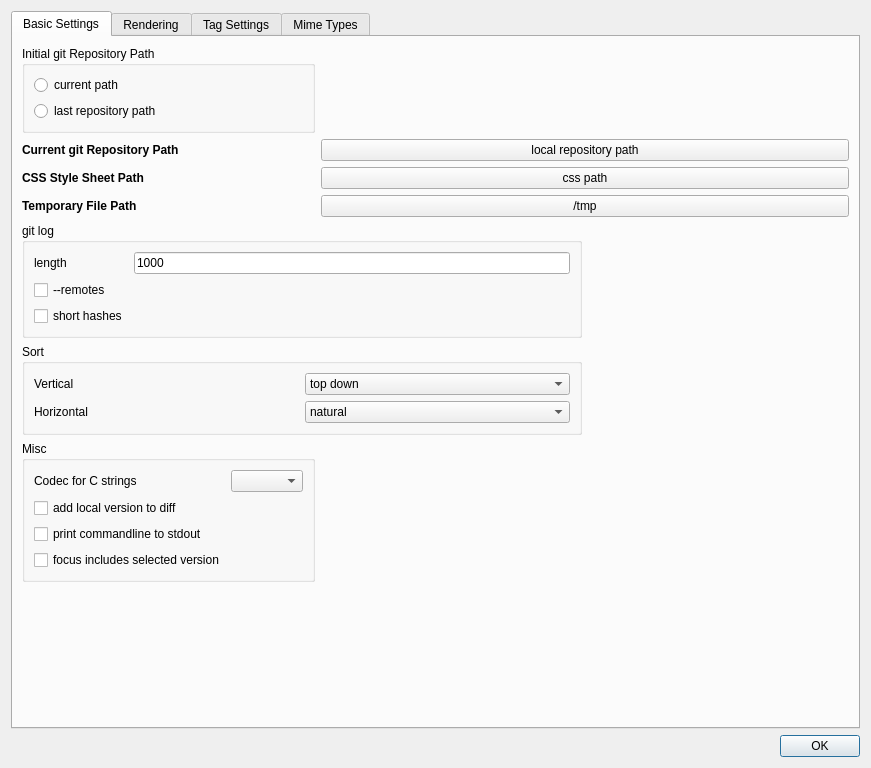
wtr9987/gvtree, file gvtree_preferences.ui: the form before one commit.
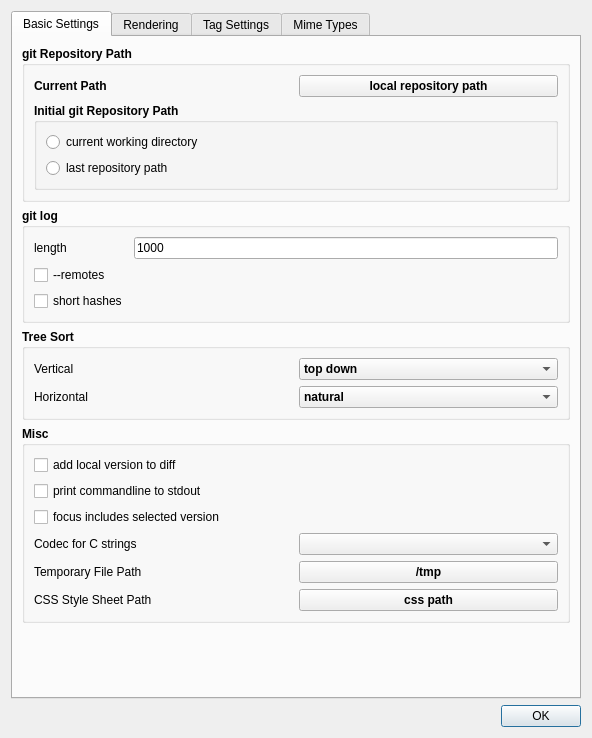
The form after the commit. Icons and pictures are not drawn. Custom widgets are drawn as their Qt base class.

```diff
--- a/gvtree_preferences.ui
+++ b/gvtree_preferences.ui
@@ -6,10 +6,16 @@
    <rect>
     <x>0</x>
     <y>0</y>
-    <width>871</width>
-    <height>768</height>
+    <width>592</width>
+    <height>738</height>
    </rect>
   </property>
+  <property name="sizePolicy">
+   <sizepolicy hsizetype="MinimumExpanding" vsizetype="MinimumExpanding">
+    <horstretch>0</horstretch>
+    <verstretch>0</verstretch>
+   </sizepolicy>
+  </property>
   <property name="windowTitle">
    <string>Preferences</string>
   </property>
@@ -47,185 +53,14 @@
        <string>Basic Settings</string>
       </attribute>
       <layout class="QGridLayout" name="gridLayout_2">
-       <item row="0" column="1">
-        <widget class="QGroupBox" name="gbRepoPath">
-         <property name="toolTip">
-          <string>If no repository path is set with -r use the current one or the repository of the last session.</string>
-         </property>
-         <property name="title">
-          <string>Initial git Repository Path</string>
-         </property>
-         <layout class="QVBoxLayout" name="verticalLayout_4">
-          <item>
-           <widget class="QRadioButton" name="rbCurrentPathRepo">
-            <property name="toolTip">
-             <string>If this option is selected the current path, when starting gvtree is looked up for a local git repository.</string>
-            </property>
-            <property name="text">
-             <string>current path</string>
-            </property>
-           </widget>
-          </item>
-          <item>
-           <widget class="QRadioButton" name="rbLastRepo">
-            <property name="toolTip">
-             <string>If this option is selected the git repository used in the last gvtree session is used.</string>
-            </property>
-            <property name="text">
-             <string>last repository path</string>
-            </property>
-           </widget>
-          </item>
-         </layout>
-        </widget>
-       </item>
-       <item row="21" column="1">
-        <spacer name="verticalSpacer">
-         <property name="orientation">
-          <enum>Qt::Vertical</enum>
-         </property>
-         <property name="sizeHint" stdset="0">
-          <size>
-           <width>20</width>
-           <height>40</height>
-          </size>
-         </property>
-        </spacer>
-       </item>
-       <item row="4" column="1">
-        <widget class="QLabel" name="lbTempPath">
-         <property name="font">
-          <font>
-           <weight>75</weight>
-           <bold>true</bold>
-          </font>
-         </property>
-         <property name="text">
-          <string>Temporary File Path</string>
-         </property>
-        </widget>
-       </item>
-       <item row="4" column="2" colspan="2">
-        <widget class="QPushButton" name="pbTempPath">
-         <property name="toolTip">
-          <string>The path to store temporary files to. When comparing files a temporary copy is created in this directory with the file name pattern [git-hash]_[process id].[file extension]. When the program exits (regulary) the temporary files are cleaned up. The recommended path is /tmp.</string>
-         </property>
-         <property name="text">
-          <string>/tmp</string>
-         </property>
-        </widget>
-       </item>
-       <item row="2" column="1">
-        <widget class="QLabel" name="lbCurrentLocalRepositoryPath">
-         <property name="font">
-          <font>
-           <weight>75</weight>
-           <bold>true</bold>
-          </font>
-         </property>
-         <property name="text">
-          <string>Current git Repository Path</string>
-         </property>
-        </widget>
-       </item>
-       <item row="2" column="2" colspan="2">
-        <widget class="QPushButton" name="pbLocalRepositoryPath">
-         <property name="toolTip">
-          <string>The path of the current local repository.</string>
-         </property>
-         <property name="text">
-          <string>local repository path</string>
-         </property>
-        </widget>
-       </item>
-       <item row="3" column="2" colspan="2">
-        <widget class="QPushButton" name="pbCssPath">
-         <property name="text">
-          <string>css path</string>
-         </property>
-        </widget>
-       </item>
-       <item row="3" column="1">
-        <widget class="QLabel" name="lbCssPath">
-         <property name="font">
-          <font>
-           <weight>75</weight>
-           <bold>true</bold>
-          </font>
-         </property>
-         <property name="text">
-          <string>CSS Style Sheet Path</string>
-         </property>
-        </widget>
-       </item>
-       <item row="15" column="1" colspan="2">
-        <widget class="QGroupBox" name="gbSort">
-         <property name="title">
-          <string>Sort</string>
-         </property>
-         <layout class="QGridLayout" name="gridLayout_10">
-          <item row="0" column="0">
-           <widget class="QLabel" name="lbVerticalSort">
-            <property name="text">
-             <string>Vertical</string>
-            </property>
-           </widget>
-          </item>
-          <item row="2" column="0">
-           <widget class="QLabel" name="lbHorizontalSort">
-            <property name="text">
-             <string>Horizontal</string>
-            </property>
-           </widget>
-          </item>
-          <item row="2" column="1">
-           <widget class="QComboBox" name="horizontal_sort">
-            <item>
-             <property name="text">
-              <string>natural</string>
-             </property>
-            </item>
-            <item>
-             <property name="text">
-              <string>weight ascending</string>
-             </property>
-            </item>
-            <item>
-             <property name="text">
-              <string>weight descending</string>
-             </property>
-            </item>
-            <item>
-             <property name="text">
-              <string>commit date ascending</string>
-             </property>
-            </item>
-            <item>
-             <property name="text">
-              <string>commit date descending</string>
-             </property>
-            </item>
-           </widget>
-          </item>
-          <item row="0" column="1">
-           <widget class="QComboBox" name="top_down_sort">
-            <item>
-             <property name="text">
-              <string>top down</string>
-             </property>
-            </item>
-            <item>
-             <property name="text">
-              <string>bottom up</string>
-             </property>
-            </item>
-           </widget>
-          </item>
-         </layout>
-        </widget>
-       </item>
-       <item row="5" column="1" colspan="2">
+       <item row="9" column="1">
         <widget class="QGroupBox" name="gbGitLog">
+         <property name="font">
+          <font>
+           <weight>75</weight>
+           <bold>true</bold>
+          </font>
+         </property>
          <property name="title">
           <string>git log</string>
          </property>
@@ -245,6 +80,12 @@
           </item>
           <item row="1" column="0">
            <widget class="QCheckBox" name="remotes">
+            <property name="font">
+             <font>
+              <weight>50</weight>
+              <bold>false</bold>
+             </font>
+            </property>
             <property name="toolTip">
              <string>Add the --remotes option to git log calls.</string>
             </property>
@@ -255,6 +96,12 @@
           </item>
           <item row="0" column="1">
            <widget class="QLineEdit" name="git_log_lines">
+            <property name="font">
+             <font>
+              <weight>50</weight>
+              <bold>false</bold>
+             </font>
+            </property>
             <property name="focusPolicy">
              <enum>Qt::ClickFocus</enum>
             </property>
@@ -268,6 +115,12 @@
           </item>
           <item row="2" column="0">
            <widget class="QCheckBox" name="git_short_hashes">
+            <property name="font">
+             <font>
+              <weight>50</weight>
+              <bold>false</bold>
+             </font>
+            </property>
             <property name="toolTip">
              <string>This option controls if %h or %H is used to retrieve hash values from git. </string>
             </property>
@@ -279,14 +132,133 @@
          </layout>
         </widget>
        </item>
-       <item row="16" column="1">
+       <item row="25" column="1">
+        <spacer name="verticalSpacer">
+         <property name="orientation">
+          <enum>Qt::Vertical</enum>
+         </property>
+         <property name="sizeHint" stdset="0">
+          <size>
+           <width>20</width>
+           <height>40</height>
+          </size>
+         </property>
+        </spacer>
+       </item>
+       <item row="1" column="1">
+        <widget class="QGroupBox" name="groupBox_7">
+         <property name="font">
+          <font>
+           <weight>75</weight>
+           <bold>true</bold>
+          </font>
+         </property>
+         <property name="title">
+          <string>git Repository Path</string>
+         </property>
+         <layout class="QGridLayout" name="gridLayout_13">
+          <item row="0" column="0">
+           <widget class="QLabel" name="lbCurrentLocalRepositoryPath">
+            <property name="font">
+             <font>
+              <weight>75</weight>
+              <bold>true</bold>
+             </font>
+            </property>
+            <property name="text">
+             <string>Current Path</string>
+            </property>
+           </widget>
+          </item>
+          <item row="0" column="1">
+           <widget class="QPushButton" name="pbLocalRepositoryPath">
+            <property name="font">
+             <font>
+              <weight>75</weight>
+              <bold>true</bold>
+             </font>
+            </property>
+            <property name="toolTip">
+             <string>The path of the current local repository.</string>
+            </property>
+            <property name="text">
+             <string>local repository path</string>
+            </property>
+           </widget>
+          </item>
+          <item row="1" column="0" colspan="2">
+           <widget class="QGroupBox" name="gbRepoPath">
+            <property name="font">
+             <font>
+              <weight>75</weight>
+              <bold>true</bold>
+             </font>
+            </property>
+            <property name="toolTip">
+             <string>If no repository path is set with -r use the current one or the repository of the last session.</string>
+            </property>
+            <property name="title">
+             <string>Initial git Repository Path</string>
+            </property>
+            <layout class="QVBoxLayout" name="verticalLayout_4">
+             <item>
+              <widget class="QRadioButton" name="rbCurrentPathRepo">
+               <property name="font">
+                <font>
+                 <weight>50</weight>
+                 <bold>false</bold>
+                </font>
+               </property>
+               <property name="toolTip">
+                <string>If this option is selected the current path, when starting gvtree is looked up for a local git repository.</string>
+               </property>
+               <property name="text">
+                <string>current working directory</string>
+               </property>
+              </widget>
+             </item>
+             <item>
+              <widget class="QRadioButton" name="rbLastRepo">
+               <property name="font">
+                <font>
+                 <weight>50</weight>
+                 <bold>false</bold>
+                </font>
+               </property>
+               <property name="toolTip">
+                <string>If this option is selected the git repository used in the last gvtree session is used.</string>
+               </property>
+               <property name="text">
+                <string>last repository path</string>
+               </property>
+              </widget>
+             </item>
+            </layout>
+           </widget>
+          </item>
+         </layout>
+        </widget>
+       </item>
+       <item row="20" column="1">
         <widget class="QGroupBox" name="gbMisc">
+         <property name="font">
+          <font>
+           <weight>75</weight>
+           <bold>true</bold>
+          </font>
+         </property>
          <property name="title">
           <string>Misc</string>
          </property>
          <layout class="QGridLayout" name="gridLayout_12">
           <item row="2" column="0">
            <widget class="QCheckBox" name="print_cmd_to_stdout">
+            <property name="font">
+             <font>
+              <weight>50</weight>
+              <bold>false</bold>
+             </font>
+            </property>
             <property name="toolTip">
              <string>If an external program is called from gvtree the used commandline is echoed to stdout.</string>
             </property>
@@ -295,24 +267,47 @@
             </property>
            </widget>
           </item>
-          <item row="0" column="0">
-           <widget class="QLabel" name="lbCodecForCStrings">
+          <item row="5" column="0">
+           <widget class="QLabel" name="lbTempPath">
             <property name="font">
              <font>
               <weight>50</weight>
               <bold>false</bold>
              </font>
             </property>
-            <property name="toolTip">
-             <string>Obsolete in Qt5. If changed restart might be necessary.</string>
+            <property name="text">
+             <string>Temporary File Path</string>
             </property>
+           </widget>
+          </item>
+          <item row="6" column="0">
+           <widget class="QLabel" name="lbCssPath">
+            <property name="font">
+             <font>
+              <weight>50</weight>
+              <bold>false</bold>
+             </font>
+            </property>
             <property name="text">
-             <string>Codec for C strings</string>
+             <string>CSS Style Sheet Path</string>
+            </property>
+           </widget>
+          </item>
+          <item row="6" column="1">
+           <widget class="QPushButton" name="pbCssPath">
+            <property name="text">
+             <string>css path</string>
             </property>
            </widget>
           </item>
           <item row="1" column="0">
            <widget class="QCheckBox" name="diff_local_files">
+            <property name="font">
+             <font>
+              <weight>50</weight>
+              <bold>false</bold>
+             </font>
+            </property>
             <property name="focusPolicy">
              <enum>Qt::NoFocus</enum>
             </property>
@@ -326,17 +321,133 @@
           </item>
           <item row="3" column="0">
            <widget class="QCheckBox" name="include_selected">
+            <property name="font">
+             <font>
+              <weight>50</weight>
+              <bold>false</bold>
+             </font>
+            </property>
             <property name="text">
              <string>focus includes selected version</string>
             </property>
            </widget>
           </item>
-          <item row="0" column="1">
+          <item row="5" column="1">
+           <widget class="QPushButton" name="pbTempPath">
+            <property name="toolTip">
+             <string>The path to store temporary files to. When comparing files a temporary copy is created in this directory with the file name pattern [git-hash]_[process id].[file extension]. When the program exits (regulary) the temporary files are cleaned up. The recommended path is /tmp.</string>
+            </property>
+            <property name="text">
+             <string>/tmp</string>
+            </property>
+           </widget>
+          </item>
+          <item row="4" column="0">
+           <widget class="QLabel" name="lbCodecForCStrings">
+            <property name="font">
+             <font>
+              <weight>50</weight>
+              <bold>false</bold>
+             </font>
+            </property>
+            <property name="toolTip">
+             <string>Obsolete in Qt5. If changed restart might be necessary.</string>
+            </property>
+            <property name="text">
+             <string>Codec for C strings</string>
+            </property>
+           </widget>
+          </item>
+          <item row="4" column="1">
            <widget class="QComboBox" name="cbCodecForCStrings"/>
           </item>
          </layout>
         </widget>
        </item>
+       <item row="10" column="1">
+        <widget class="QGroupBox" name="gbSort">
+         <property name="font">
+          <font>
+           <weight>75</weight>
+           <bold>true</bold>
+          </font>
+         </property>
+         <property name="title">
+          <string>Tree Sort</string>
+         </property>
+         <layout class="QGridLayout" name="gridLayout_10">
+          <item row="0" column="0">
+           <widget class="QLabel" name="lbVerticalSort">
+            <property name="font">
+             <font>
+              <weight>50</weight>
+              <bold>false</bold>
+             </font>
+            </property>
+            <property name="text">
+             <string>Vertical</string>
+            </property>
+           </widget>
+          </item>
+          <item row="2" column="0">
+           <widget class="QLabel" name="lbHorizontalSort">
+            <property name="font">
+             <font>
+              <weight>50</weight>
+              <bold>false</bold>
+             </font>
+            </property>
+            <property name="text">
+             <string>Horizontal</string>
+            </property>
+           </widget>
+          </item>
+          <item row="2" column="1">
+           <widget class="QComboBox" name="horizontal_sort">
+            <item>
+             <property name="text">
+              <string>natural</string>
+             </property>
+            </item>
+            <item>
+             <property name="text">
+              <string>weight ascending</string>
+             </property>
+            </item>
+            <item>
+             <property name="text">
+              <string>weight descending</string>
+             </property>
+            </item>
+            <item>
+             <property name="text">
+              <string>commit date ascending</string>
+             </property>
+            </item>
+            <item>
+             <property name="text">
+              <string>commit date descending</string>
+             </property>
+            </item>
+           </widget>
+          </item>
+          <item row="0" column="1">
+           <widget class="QComboBox" name="top_down_sort">
+            <item>
+             <property name="text">
+              <string>top down</string>
+             </property>
+            </item>
+            <item>
+             <property name="text">
+              <string>bottom up</string>
+             </property>
+            </item>
+           </widget>
+          </item>
+         </layout>
+        </widget>
+       </item>
       </layout>
      </widget>
      <widget class="QWidget" name="tabWidgetPage2">
```
